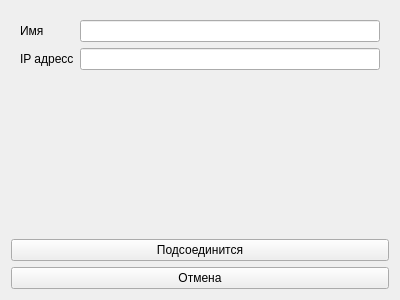
Qt form ChessGame/gui/gameconnectionwidget.ui (vadimpilyugin/cpp_chess) before a commit.
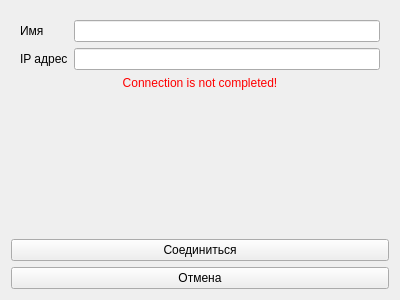
The same form after that commit.

Commit message: GameConnectionWidget and GameRecvConnectionWidget has been added

Patch:
```diff
--- a/ChessGame/gui/gameconnectionwidget.ui
+++ b/ChessGame/gui/gameconnectionwidget.ui
@@ -16,7 +16,7 @@
   <layout class="QVBoxLayout" name="verticalLayout">
    <item>
     <widget class="QWidget" name="widget" native="true">
-     <layout class="QGridLayout" name="gridLayout">
+     <layout class="QGridLayout" name="gridLayout" rowstretch="0,0,0,1">
       <item row="1" column="1">
        <widget class="QLineEdit" name="ipLineEdit"/>
       </item>
@@ -26,7 +26,7 @@
       <item row="1" column="0">
        <widget class="QLabel" name="label">
         <property name="text">
-         <string>IP адресс</string>
+         <string>IP адрес</string>
         </property>
        </widget>
       </item>
@@ -49,7 +49,7 @@
          <string notr="true">QLabel { color : red; }</string>
         </property>
         <property name="text">
-         <string/>
+         <string>Connection is not completed!</string>
         </property>
         <property name="alignment">
          <set>Qt::AlignCenter</set>
@@ -72,7 +72,7 @@
    <item>
     <widget class="QPushButton" name="connectionButton">
      <property name="text">
-      <string>Подсоединится</string>
+      <string>Соединиться</string>
      </property>
     </widget>
    </item>
```
Left out of the diff: 6 changed lines with no effect on the pictures. The commit also changes 10 other files.
